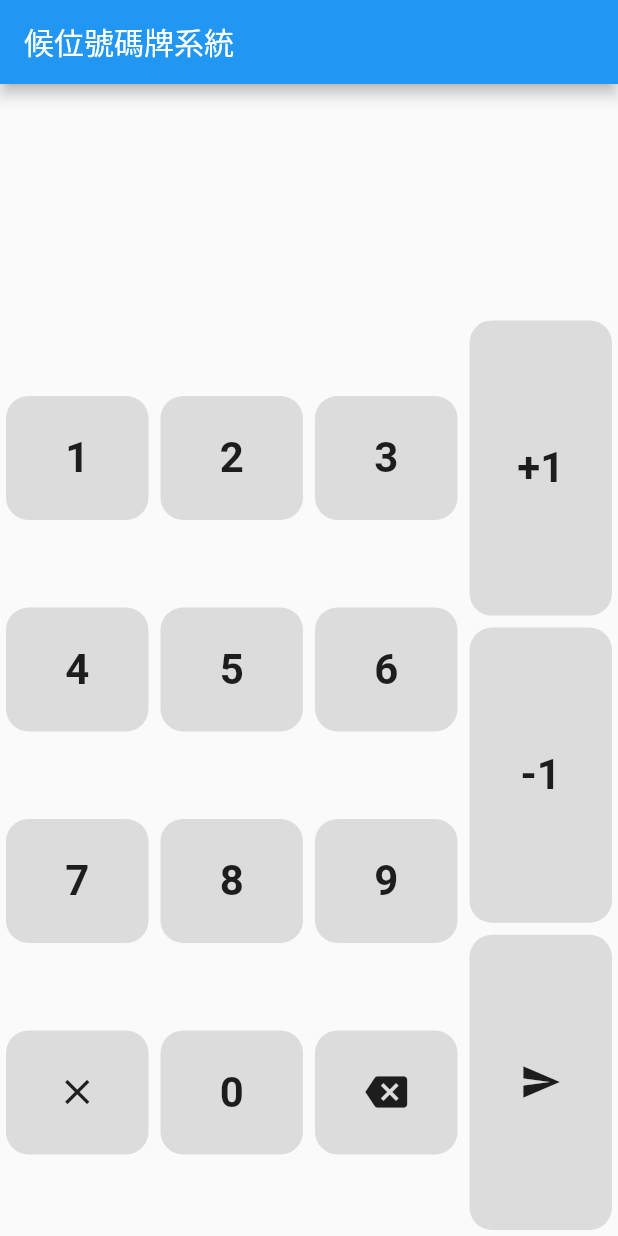
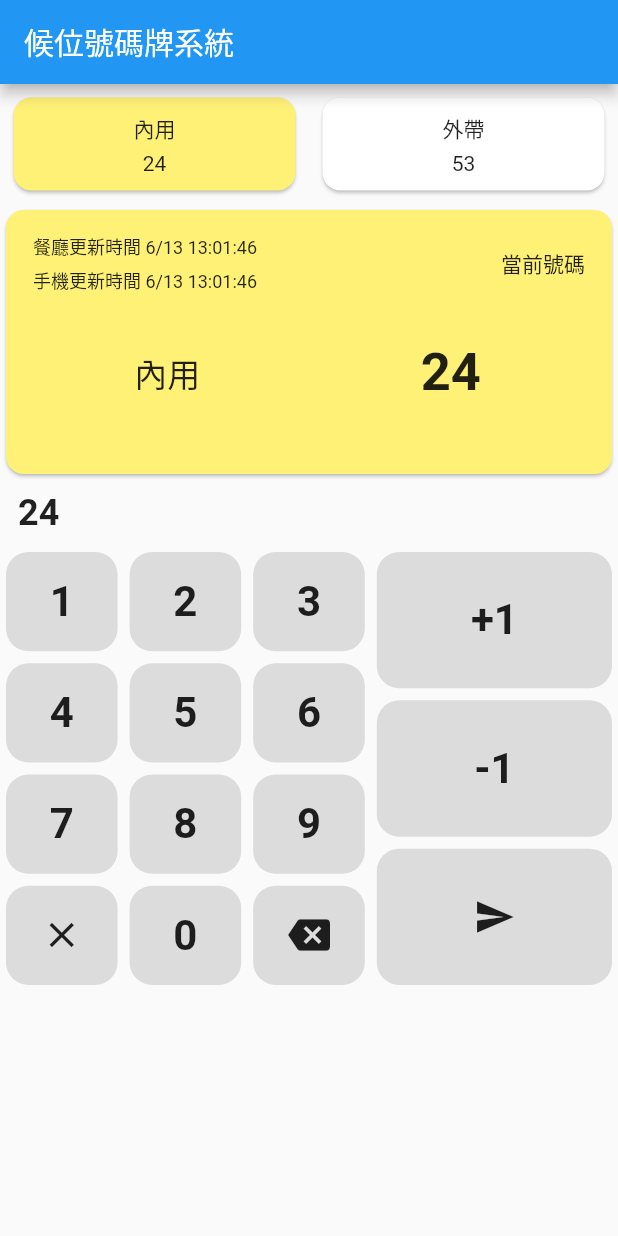
Before and after one commit to championway/flutter_app_test, a Flutter app: the OwnerRestaurantNumberPage screen opened directly, on a phone screen of 412 x 824 dp. Run offline on Flutter 3.47's test engine with Material 2 defaults, Android fonts, the phone set to English and light mode, and no system bars; our stand-ins replace fluttertoast, qr_flutter; missing offline and left inert: qr_code_scanner; generated files the repository leaves out were written again.

Commit message:
update Owner Restaurant Number Page

```diff
--- a/lib/Page/OwnerRestaurantNumberPage.dart
+++ b/lib/Page/OwnerRestaurantNumberPage.dart
@@ -2,6 +2,13 @@ import 'package:flutter/material.dart';
 import 'package:flutter_app_test/Util/Util.dart';
 
 //https://www.youtube.com/watch?v=QBwLJKbCIlo&ab_channel=MadewithFlutter
+
+class RestaurantNumberModel {
+  RestaurantNumberModel(this.type, this.number);
+
+  int type;
+  int number;
+}
 
 class OwnerRestaurantNumberPage extends StatefulWidget {
   @override
@@ -13,7 +20,18 @@ class _OwnerRestaurantNumberPageState extends State<OwnerRestaurantNumberPage> {
 //  final Function(int) onNumberSelected;
 //
 //  NumericPad({@required this.onNumberSelected});
+  int chooseType = 0;
+
   String numberPadValue = "";
+
+  RestaurantNumberModel inRestaurantNumberModel = RestaurantNumberModel(0, 24);
+  RestaurantNumberModel outRestaurantNumberModel = RestaurantNumberModel(1, 53);
+
+  @override
+  void initState() {
+    numberPadValue = inRestaurantNumberModel.number.toString();
+    super.initState();
+  }
 
   @override
   Widget build(BuildContext context) {
@@ -21,13 +39,23 @@ class _OwnerRestaurantNumberPageState extends State<OwnerRestaurantNumberPage> {
         appBar: AppBar(
           title: Text("候位號碼牌系統"),
         ),
-      body: Column(
+        body: userInputArea());
+  }
+
+  Widget userInputArea() {
+    return Column(
       children: [
-          Expanded(
-            flex: 1,
-            child: Padding(
-              padding:
-                  const EdgeInsets.symmetric(vertical: 8.0, horizontal: 12.0),
+        Row(
+          children: [
+            cardTypeCard(inRestaurantNumberModel),
+            cardTypeCard(outRestaurantNumberModel)
+          ],
+        ),
+        numberCard(chooseType == 0
+            ? inRestaurantNumberModel
+            : outRestaurantNumberModel),
+        Padding(
+          padding: const EdgeInsets.symmetric(vertical: 8.0, horizontal: 12.0),
           child: Align(
             alignment: Alignment.centerLeft,
             child: Text(
@@ -36,12 +64,10 @@ class _OwnerRestaurantNumberPageState extends State<OwnerRestaurantNumberPage> {
             ),
           ),
         ),
-          ),
-          Expanded(
-            flex: 4,
+        IntrinsicHeight(
           child: Row(
             children: [
-                Expanded(flex: 6, child: numberPad()),
+              Expanded(flex: 3, child: numberPad()),
               Expanded(
                 flex: 2,
                 child: Column(
@@ -56,6 +82,119 @@ class _OwnerRestaurantNumberPageState extends State<OwnerRestaurantNumberPage> {
           ),
         ),
       ],
+    );
+  }
+
+  Widget cardTypeCard(RestaurantNumberModel restaurantNumberModel) {
+    return Expanded(
+      child: Padding(
+        padding: const EdgeInsets.symmetric(horizontal: 5, vertical: 5),
+        child: Card(
+          color: chooseType == restaurantNumberModel.type
+              ? Colors.yellow[300]
+              : Colors.white,
+          shape:
+              RoundedRectangleBorder(borderRadius: BorderRadius.circular(12)),
+          child: Material(
+            color: Colors.transparent,
+            child: InkWell(
+              customBorder: RoundedRectangleBorder(
+                borderRadius: BorderRadius.circular(12),
+              ),
+              onTap: () {
+                setState(() {
+                  chooseType = restaurantNumberModel.type;
+                  numberPadValue = restaurantNumberModel.number.toString();
+                });
+              },
+              child: Padding(
+                padding:
+                    const EdgeInsets.symmetric(horizontal: 15, vertical: 10),
+                child: Column(
+                  children: [
+                    Text(restaurantNumberModel.type == 0 ? "內用" : "外帶"),
+                    SizedBox(
+                      height: 5,
+                    ),
+                    Text(restaurantNumberModel.number.toString())
+                  ],
+                ),
+              ),
+            ),
+          ),
+        ),
+      ),
+    );
+  }
+
+  Widget numberCard(RestaurantNumberModel restaurantNumberModel) {
+    return Card(
+      color: Colors.yellow[300],
+      shape: RoundedRectangleBorder(borderRadius: BorderRadius.circular(12)),
+      child: Padding(
+        padding: const EdgeInsets.symmetric(horizontal: 10.0, vertical: 8.0),
+        child: Padding(
+          padding: const EdgeInsets.symmetric(vertical: 7, horizontal: 3),
+          child: Column(
+            mainAxisSize: MainAxisSize.min,
+            crossAxisAlignment: CrossAxisAlignment.start,
+            children: [
+              Padding(
+                padding: const EdgeInsets.symmetric(horizontal: 5),
+                child: Row(
+                  mainAxisAlignment: MainAxisAlignment.spaceBetween,
+                  crossAxisAlignment: CrossAxisAlignment.center,
+                  children: [
+                    Column(
+                      crossAxisAlignment: CrossAxisAlignment.start,
+                      children: [
+                        Text(
+                          "餐廳更新時間 6/13 13:01:46",
+                          style: TextStyle(fontSize: 12),
+                        ),
+                        SizedBox(
+                          height: 5,
+                        ),
+                        Text(
+                          "手機更新時間 6/13 13:01:46",
+                          style: TextStyle(fontSize: 12),
+                        ),
+                      ],
+                    ),
+                    Text("當前號碼", style: TextStyle(fontSize: 14))
+                  ],
+                ),
+              ),
+              Padding(
+                padding: const EdgeInsets.symmetric(vertical: 32),
+                child: Row(
+                  mainAxisAlignment: MainAxisAlignment.spaceBetween,
+                  crossAxisAlignment: CrossAxisAlignment.center,
+                  children: [
+                    Expanded(
+                      child: Center(
+                        child: Text(
+                          restaurantNumberModel.type == 0 ? "內用" : "外帶",
+                          style: TextStyle(
+                              fontSize: 22, fontWeight: FontWeight.w500),
+                        ),
+                      ),
+                    ),
+                    Expanded(
+                      child: Center(
+                        child: Text(
+                          restaurantNumberModel.number.toString(),
+                          style: TextStyle(
+                              fontSize: 35, fontWeight: FontWeight.w600),
+                        ),
+                      ),
+                    ),
+                  ],
+                ),
+              ),
+            ],
+          ),
+        ),
       ),
     );
   }
@@ -67,7 +206,7 @@ class _OwnerRestaurantNumberPageState extends State<OwnerRestaurantNumberPage> {
         mainAxisAlignment: MainAxisAlignment.spaceEvenly,
         children: <Widget>[
           Container(
-            height: MediaQuery.of(context).size.height * 0.11,
+            height: MediaQuery.of(context).size.height * 0.09,
             child: Row(
               mainAxisAlignment: MainAxisAlignment.spaceEvenly,
               crossAxisAlignment: CrossAxisAlignment.start,
@@ -79,7 +218,7 @@ class _OwnerRestaurantNumberPageState extends State<OwnerRestaurantNumberPage> {
             ),
           ),
           Container(
-            height: MediaQuery.of(context).size.height * 0.11,
+            height: MediaQuery.of(context).size.height * 0.09,
             child: Row(
               mainAxisAlignment: MainAxisAlignment.spaceEvenly,
               crossAxisAlignment: CrossAxisAlignment.start,
@@ -91,7 +230,7 @@ class _OwnerRestaurantNumberPageState extends State<OwnerRestaurantNumberPage> {
             ),
           ),
           Container(
-            height: MediaQuery.of(context).size.height * 0.11,
+            height: MediaQuery.of(context).size.height * 0.09,
             child: Row(
               mainAxisAlignment: MainAxisAlignment.spaceEvenly,
               crossAxisAlignment: CrossAxisAlignment.start,
@@ -103,7 +242,7 @@ class _OwnerRestaurantNumberPageState extends State<OwnerRestaurantNumberPage> {
             ),
           ),
           Container(
-            height: MediaQuery.of(context).size.height * 0.11,
+            height: MediaQuery.of(context).size.height * 0.09,
             child: Row(
               mainAxisAlignment: MainAxisAlignment.spaceEvenly,
               crossAxisAlignment: CrossAxisAlignment.start,
@@ -119,37 +258,58 @@ class _OwnerRestaurantNumberPageState extends State<OwnerRestaurantNumberPage> {
     );
   }
 
+  int stringValueToInt(str) {
+    int valueInt;
+    if (str == "") {
+      valueInt = 0;
+    } else {
+      valueInt = int.parse(str);
+    }
+    return valueInt;
+  }
+
   onNumberSelected(value) {
     setState(() {
       if (value >= 0) {
-        if (numberPadValue.length + 1 <= 4) {
+        // press number
+        int numberPadValueInt = stringValueToInt(numberPadValue);
+        if (numberPadValueInt == 0) {
+          // we don't want first digit to ba '0'
+          numberPadValue = value.toString();
+        } else if (numberPadValue.length + 1 <= 4) {
+          // if value small than 4 digits, then add the number
           numberPadValue = numberPadValue + value.toString();
         }
       } else if (value == -1) {
+        // press backspace
         numberPadValue = numberPadValue.substring(0, numberPadValue.length - 1);
       } else if (value == -2) {
-        numberPadValue = "";
+        // press clear
+        numberPadValue = "0";
       }
     });
   }
 
   onActionSelected(value) {
     setState(() {
-      int numberPadValueInt;
-      if (numberPadValue == "") {
-        numberPadValueInt = 0;
-      } else {
-        numberPadValueInt = int.parse(numberPadValue);
-      }
+      int numberPadValueInt = stringValueToInt(numberPadValue);
       if (value == 1) {
+        // press +1
         if (numberPadValueInt < 9999) {
           numberPadValue = (numberPadValueInt + 1).toString();
         }
       } else if (value == -1) {
+        // press -1
         if (numberPadValueInt > 0) {
           numberPadValue = (numberPadValueInt - 1).toString();
         }
       } else if (value == 0) {
+        // press send
+        if (chooseType == 0){
+          inRestaurantNumberModel.number = stringValueToInt(numberPadValue);
+        } else{
+          outRestaurantNumberModel.number = stringValueToInt(numberPadValue);
+        }
         showToast("Send");
       }
     });
```
Lines whose indentation alone changed are shown as unchanged.
